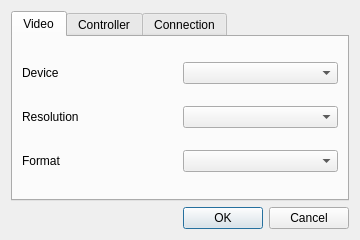
This is client/ui/ui_resource/settings.ui in wevsty/KVM-over-USB as Qt 5 draws it before an edit. The edited form follows.
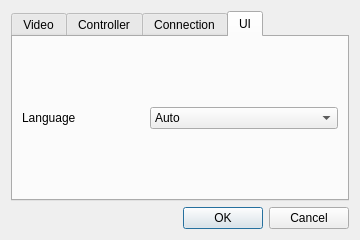
This is the edited form. The open tabs and pages were chosen to show the change.

Commit message: Added a language settings interface. Added Traditional Chinese translation.

What changed in the file:
```diff
--- a/client/ui/ui_resource/settings.ui
+++ b/client/ui/ui_resource/settings.ui
@@ -171,6 +171,47 @@
        </item>
       </layout>
      </widget>
+     <widget class="QWidget" name="tab_ui">
+      <attribute name="title">
+       <string>UI</string>
+      </attribute>
+      <layout class="QGridLayout" name="gridLayout_3">
+       <item row="0" column="0">
+        <widget class="QLabel" name="label_language">
+         <property name="text">
+          <string>Language</string>
+         </property>
+        </widget>
+       </item>
+       <item row="0" column="1">
+        <widget class="QComboBox" name="combo_box_language">
+         <property name="currentText">
+          <string notr="true">Auto</string>
+         </property>
+         <item>
+          <property name="text">
+           <string>Auto</string>
+          </property>
+         </item>
+         <item>
+          <property name="text">
+           <string>English</string>
+          </property>
+         </item>
+         <item>
+          <property name="text">
+           <string>Simplified Chinese 简体中文</string>
+          </property>
+         </item>
+         <item>
+          <property name="text">
+           <string>Traditional Chinese 繁體中文</string>
+          </property>
+         </item>
+        </widget>
+       </item>
+      </layout>
+     </widget>
     </widget>
    </item>
    <item>
```
The commit also changes 16 other files.
